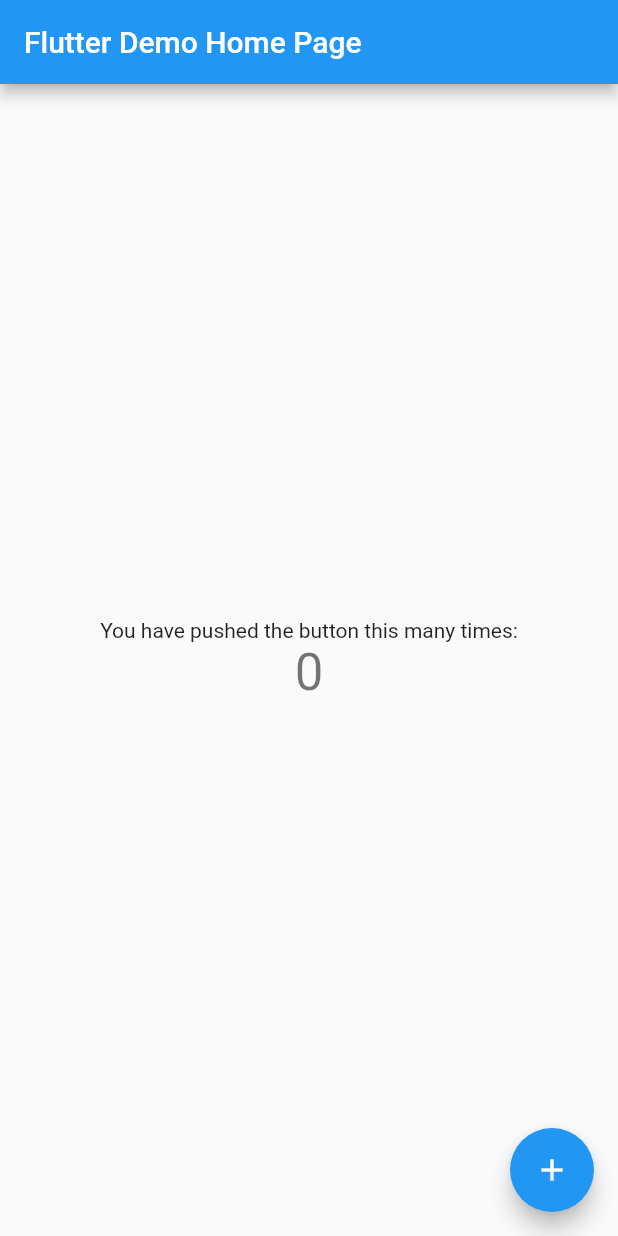
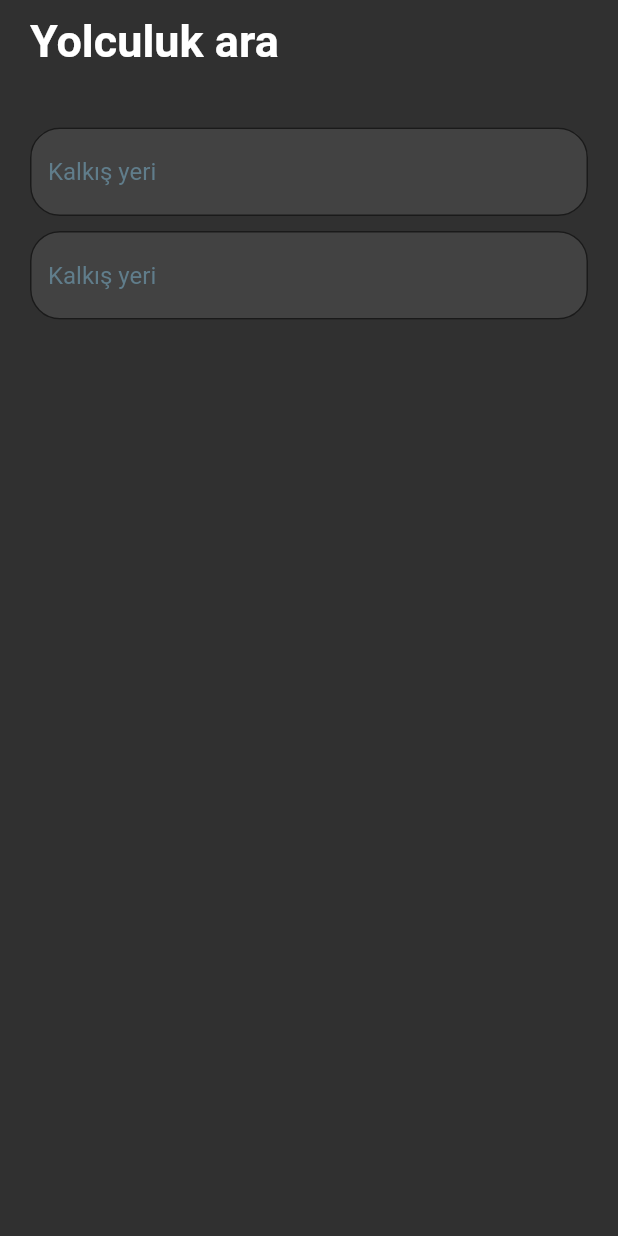
Before and after one commit to ealpago/Benideal, a Flutter app: the screen it shows after launch, on a phone screen of 412 x 824 dp. Run offline on Flutter 3.47's test engine with Material 2 defaults, Android fonts, the phone set to English and light mode, and no system bars.

Commit message:
Initial commit

```diff
--- a/lib/main.dart
+++ b/lib/main.dart
@@ -1,3 +1,4 @@
+import 'package:benideal/pages/searchPage.dart';
 import 'package:flutter/material.dart';
 
 void main() {
@@ -22,92 +23,7 @@ class MyApp extends StatelessWidget {
         // is not restarted.
         primarySwatch: Colors.blue,
       ),
-      home: MyHomePage(title: 'Flutter Demo Home Page'),
+      home: SearchPage(),
     );
   }
 }
-
-class MyHomePage extends StatefulWidget {
-  MyHomePage({Key? key, required this.title}) : super(key: key);
-
-  // This widget is the home page of your application. It is stateful, meaning
-  // that it has a State object (defined below) that contains fields that affect
-  // how it looks.
-
-  // This class is the configuration for the state. It holds the values (in this
-  // case the title) provided by the parent (in this case the App widget) and
-  // used by the build method of the State. Fields in a Widget subclass are
-  // always marked "final".
-
-  final String title;
-
-  @override
-  _MyHomePageState createState() => _MyHomePageState();
-}
-
-class _MyHomePageState extends State<MyHomePage> {
-  int _counter = 0;
-
-  void _incrementCounter() {
-    setState(() {
-      // This call to setState tells the Flutter framework that something has
-      // changed in this State, which causes it to rerun the build method below
-      // so that the display can reflect the updated values. If we changed
-      // _counter without calling setState(), then the build method would not be
-      // called again, and so nothing would appear to happen.
-      _counter++;
-    });
-  }
-
-  @override
-  Widget build(BuildContext context) {
-    // This method is rerun every time setState is called, for instance as done
-    // by the _incrementCounter method above.
-    //
-    // The Flutter framework has been optimized to make rerunning build methods
-    // fast, so that you can just rebuild anything that needs updating rather
-    // than having to individually change instances of widgets.
-    return Scaffold(
-      appBar: AppBar(
-        // Here we take the value from the MyHomePage object that was created by
-        // the App.build method, and use it to set our appbar title.
-        title: Text(widget.title),
-      ),
-      body: Center(
-        // Center is a layout widget. It takes a single child and positions it
-        // in the middle of the parent.
-        child: Column(
-          // Column is also a layout widget. It takes a list of children and
-          // arranges them vertically. By default, it sizes itself to fit its
-          // children horizontally, and tries to be as tall as its parent.
-          //
-          // Invoke "debug painting" (press "p" in the console, choose the
-          // "Toggle Debug Paint" action from the Flutter Inspector in Android
-          // Studio, or the "Toggle Debug Paint" command in Visual Studio Code)
-          // to see the wireframe for each widget.
-          //
-          // Column has various properties to control how it sizes itself and
-          // how it positions its children. Here we use mainAxisAlignment to
-          // center the children vertically; the main axis here is the vertical
-          // axis because Columns are vertical (the cross axis would be
-          // horizontal).
-          mainAxisAlignment: MainAxisAlignment.center,
-          children: <Widget>[
-            Text(
-              'You have pushed the button this many times:',
-            ),
-            Text(
-              '$_counter',
-              style: Theme.of(context).textTheme.headline4,
-            ),
-          ],
-        ),
-      ),
-      floatingActionButton: FloatingActionButton(
-        onPressed: _incrementCounter,
-        tooltip: 'Increment',
-        child: Icon(Icons.add),
-      ), // This trailing comma makes auto-formatting nicer for build methods.
-    );
-  }
-}
--- /dev/null
+++ b/lib/pages/searchPage.dart
@@ -0,0 +1,76 @@
+import 'package:flutter/cupertino.dart';
+import 'package:flutter/material.dart';
+import 'package:flutter/services.dart';
+
+class SearchPage extends StatefulWidget {
+  @override
+  _SearchPageState createState() => _SearchPageState();
+}
+
+class _SearchPageState extends State<SearchPage> {
+
+  TextEditingController _startingPoint = TextEditingController();
+
+  @override
+  Widget build(BuildContext context) {
+    return Scaffold(
+      backgroundColor: Colors.grey[850],
+      body:SafeArea(
+        child: Padding(
+          padding: EdgeInsets.symmetric(horizontal: 20.0, vertical: 10.0),
+          child: Column(
+            children: [
+              Row(
+                children: [
+                  Text('Yolculuk ara',
+                    style: TextStyle(
+                      color: Colors.white,
+                      fontSize: 30.0,
+                      fontWeight: FontWeight.bold,
+                    ) ,),
+                ],
+              ),
+              SizedBox(height: 40.0),
+              TextField(
+                style: TextStyle(
+                  color: Colors.white
+                ),
+                controller: _startingPoint,
+                decoration: InputDecoration(
+                  fillColor: Colors.grey[800],
+                  hintText: 'Kalkış yeri',
+                  hintStyle: TextStyle(
+                    color: Colors.blueGrey
+                  ),
+                  filled: true,
+                  border: OutlineInputBorder(
+                    borderRadius: const BorderRadius.all(
+                      Radius.circular(20.0),
+                    ),
+                  ),
+                ),
+              ),
+              SizedBox(height: 10.0),
+              TextField(
+                controller: _startingPoint,
+                decoration: InputDecoration(
+                  fillColor: Colors.grey[800],
+                  hintText: 'Kalkış yeri',
+                  hintStyle: TextStyle(
+                      color: Colors.blueGrey
+                  ),
+                  filled: true,
+                  border: OutlineInputBorder(
+                    borderRadius: const BorderRadius.all(
+                      Radius.circular(20.0),
+                    ),
+                  ),
+                ),
+              ),
+            ],
+          ),
+        ),
+      ),
+    );
+  }
+}
```
